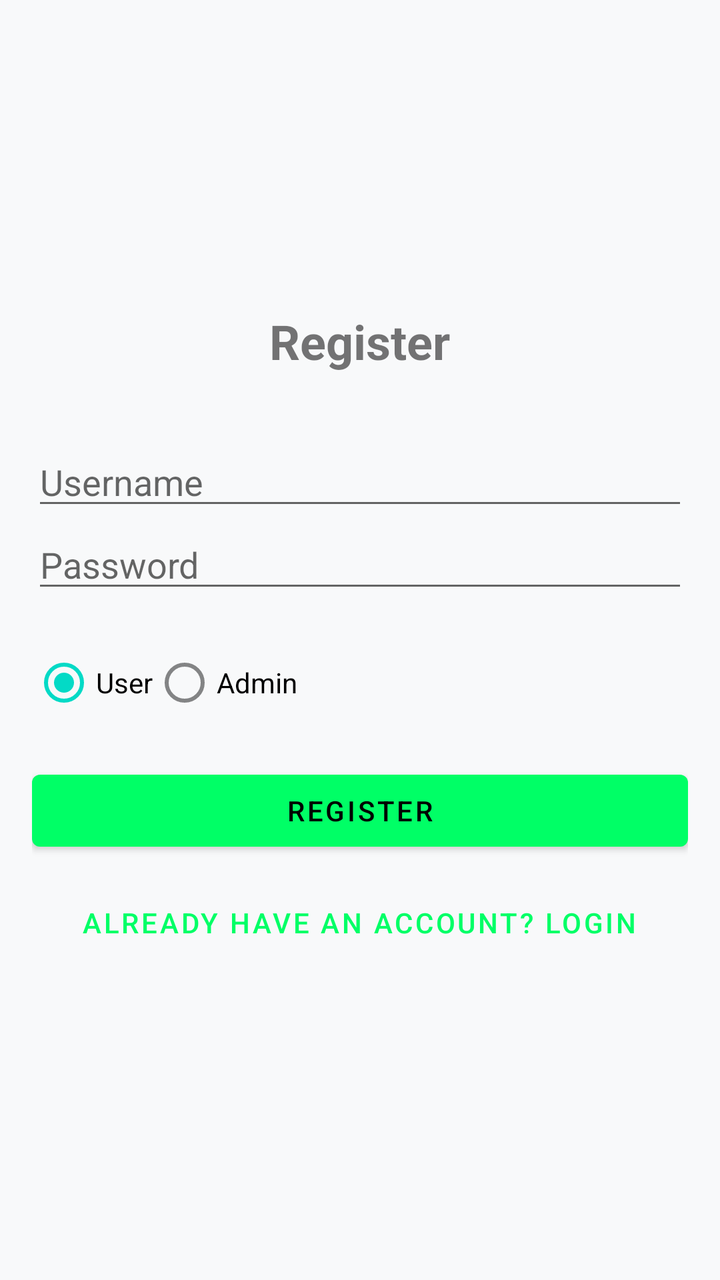
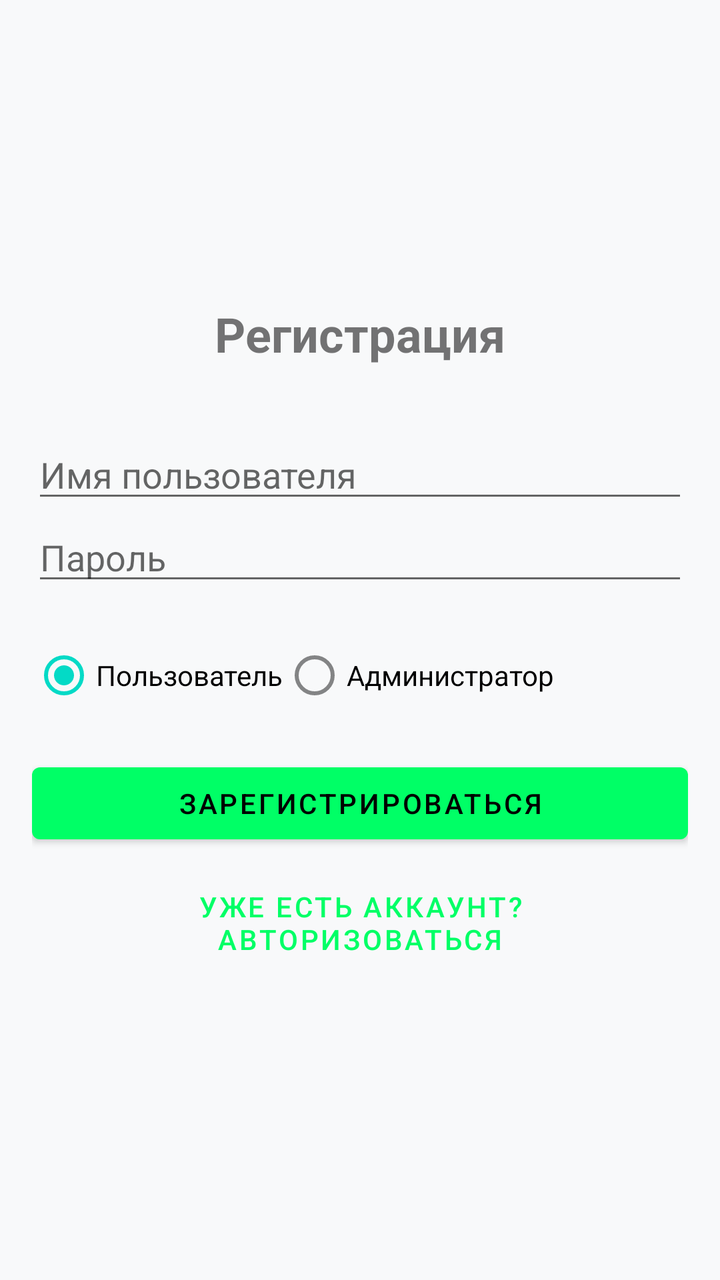

Compare the two renders of this Android layout. The source of the first and the diff that turns it into the second are given below.
<!-- AndroidManifest.xml: application theme Theme.MyCourseWork -->
<!-- res/layout/fragment_register.xml -->
<?xml version="1.0" encoding="utf-8"?>
<LinearLayout xmlns:android="http://schemas.android.com/apk/res/android"
    android:layout_width="match_parent"
    android:layout_height="match_parent"
    android:orientation="vertical"
    android:padding="16dp"
    android:gravity="center">

    <TextView
        android:layout_width="wrap_content"
        android:layout_height="wrap_content"
        android:text="Register"
        android:textSize="24sp"
        android:textStyle="bold"
        android:layout_marginBottom="32dp"/>

    <EditText
        android:id="@+id/username_edit_text"
        android:layout_width="match_parent"
        android:layout_height="wrap_content"
        android:hint="Username"
        android:inputType="text"
        android:autofillHints="username"/>

    <EditText
        android:id="@+id/password_edit_text"
        android:layout_width="match_parent"
        android:layout_height="wrap_content"
        android:hint="Password"
        android:inputType="textPassword"
        android:autofillHints="password"/>

    <RadioGroup
        android:id="@+id/role_radio_group"
        android:layout_width="match_parent"
        android:layout_height="wrap_content"
        android:orientation="horizontal"
        android:layout_marginTop="16dp">

        <RadioButton
            android:id="@+id/radio_user"
            android:layout_width="wrap_content"
            android:layout_height="wrap_content"
            android:text="User"
            android:checked="true"/>

        <RadioButton
            android:id="@+id/radio_admin"
            android:layout_width="wrap_content"
            android:layout_height="wrap_content"
            android:text="Admin"/>
    </RadioGroup>

    <Button
        android:id="@+id/register_button"
        android:layout_width="match_parent"
        android:layout_height="wrap_content"
        android:text="Register"
        android:layout_marginTop="16dp"/>

    <Button
        android:id="@+id/go_to_login_button"
        style="@style/Widget.MaterialComponents.Button.TextButton"
        android:layout_width="wrap_content"
        android:layout_height="wrap_content"
        android:text="Already have an account? Login"
        android:layout_marginTop="8dp"/>
</LinearLayout>
<!-- resources referenced by this layout -->
<resources>
  <style name="Theme.MyCourseWork" parent="Theme.MaterialComponents.DayNight.NoActionBar">
          
          <item name="colorPrimary">@color/accent_neon</item>
          <item name="colorPrimaryVariant">@color/gradient_end</item>
          <item name="colorOnPrimary">@color/black</item>
  
          
          <item name="android:statusBarColor">@android:color/transparent</item>
          <item name="android:windowLightStatusBar">true</item>
  
          
          <item name="android:windowBackground">@color/window_bg</item>
          <item name="colorSurface">@color/card_bg</item>
          <item name="colorOnSurface">@color/text_main</item>
          <item name="colorOnSurfaceVariant">@color/text_soft</item>
          <item name="colorOutline">@color/stroke_color</item>
  
          <item name="android:textColorPrimary">@color/text_main</item>
          <item name="bottomNavigationStyle">@style/Widget.App.BottomNavigationView</item>
      </style>
  <color name="accent_neon">#00FF66</color>
  <color name="gradient_end">#00CC52</color>
  <color name="black">#000000</color>
  <color name="window_bg">#F8F9FA</color>
  <color name="card_bg">#FFFFFF</color>
  <color name="text_main">#1A1C1E</color>
  <color name="text_soft">#44474E</color>
  <color name="stroke_color">#E0E0E0</color>
  <style name="Widget.App.BottomNavigationView" parent="Widget.MaterialComponents.BottomNavigationView">
          <item name="backgroundTint">@color/card_bg</item>
          <item name="itemIconTint">@color/color_nav_item</item>
          <item name="itemTextColor">@color/color_nav_item</item>
          <item name="elevation">8dp</item>
      </style>
</resources>

<!-- the commit's change to res/layout/fragment_register.xml (unified diff, before → after) -->
@@ -9,7 +9,7 @@
     <TextView
         android:layout_width="wrap_content"
         android:layout_height="wrap_content"
-        android:text="Register"
+        android:text="@string/registration"
         android:textSize="24sp"
         android:textStyle="bold"
         android:layout_marginBottom="32dp"/>
@@ -18,7 +18,7 @@
         android:id="@+id/username_edit_text"
         android:layout_width="match_parent"
         android:layout_height="wrap_content"
-        android:hint="Username"
+        android:hint="@string/username_hint"
         android:inputType="text"
         android:autofillHints="username"/>
 
@@ -26,7 +26,7 @@
         android:id="@+id/password_edit_text"
         android:layout_width="match_parent"
         android:layout_height="wrap_content"
-        android:hint="Password"
+        android:hint="@string/password_hint"
         android:inputType="textPassword"
         android:autofillHints="password"/>
 
@@ -41,21 +41,21 @@
             android:id="@+id/radio_user"
             android:layout_width="wrap_content"
             android:layout_height="wrap_content"
-            android:text="User"
+            android:text="@string/user_radio"
             android:checked="true"/>
 
         <RadioButton
             android:id="@+id/radio_admin"
             android:layout_width="wrap_content"
             android:layout_height="wrap_content"
-            android:text="Admin"/>
+            android:text="@string/admin_radio"/>
     </RadioGroup>
 
     <Button
         android:id="@+id/register_button"
         android:layout_width="match_parent"
         android:layout_height="wrap_content"
-        android:text="Register"
+        android:text="@string/register_button"
         android:layout_marginTop="16dp"/>
 
     <Button
@@ -63,6 +63,6 @@
         style="@style/Widget.MaterialComponents.Button.TextButton"
         android:layout_width="wrap_content"
         android:layout_height="wrap_content"
-        android:text="Already have an account? Login"
+        android:text="@string/have_an_account"
         android:layout_marginTop="8dp"/>
 </LinearLayout>
<!-- resource entries referenced after the edit -->
@@ -1,5 +1,12 @@
 <!-- resources referenced by this layout -->
 <resources>
+  <string name="admin_radio">Администратор</string>
+  <string name="have_an_account">Уже есть аккаунт? Авторизоваться</string>
+  <string name="password_hint">Пароль</string>
+  <string name="register_button">Зарегистрироваться</string>
+  <string name="registration">Регистрация</string>
+  <string name="user_radio">Пользователь</string>
+  <string name="username_hint">Имя пользователя</string>
   <style name="Theme.MyCourseWork" parent="Theme.MaterialComponents.DayNight.NoActionBar">
           
           <item name="colorPrimary">@color/accent_neon</item>
